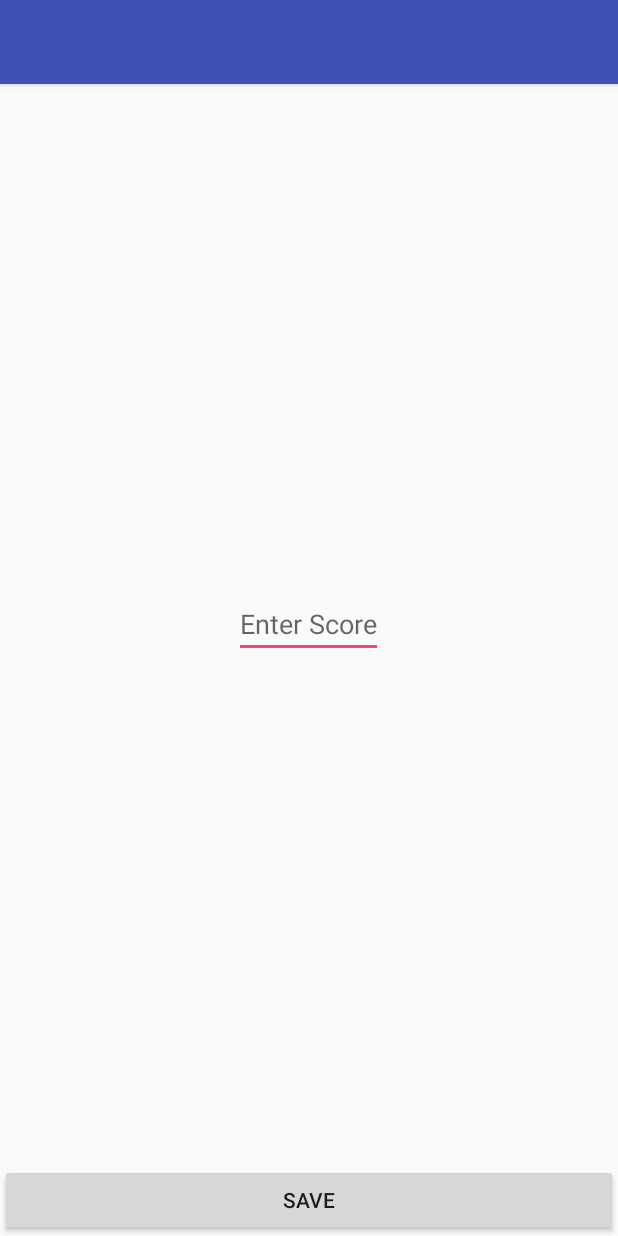
After one commit to Nintinugga/SportsManager, an Android app: the layout activity_default_points.xml on its own in the app's theme, with its tools: preview values and no code run, on a phone screen of 412 x 824 dp. The commit adds this screen. Run offline under Robolectric (Android 15) with nearby library versions, the phone set to English and light mode, and no system bars.

Commit message:
Base commit of DefaultPoints.java activity

```diff
--- a/app/src/main/AndroidManifest.xml
+++ b/app/src/main/AndroidManifest.xml
@@ -117,6 +117,15 @@
                 android:name="android.support.PARENT_ACTIVITY"
                 android:value="com.comp.ninti.sportsmanager.EventStart" />
         </activity>
+        <activity
+            android:name="com.comp.ninti.pointsDetermination.DefaultPoints"
+            android:label="@string/title_activity_default_points"
+            android:parentActivityName=".EventStarted"
+            android:theme="@style/AppTheme.NoActionBar">
+            <meta-data
+                android:name="android.support.PARENT_ACTIVITY"
+                android:value="com.comp.ninti.sportsmanager.EventStarted" />
+        </activity>
     </application>
 
 </manifest>
--- /dev/null
+++ b/app/src/main/java/com/comp/ninti/pointsDetermination/DefaultPoints.java
@@ -0,0 +1,19 @@
+package com.comp.ninti.pointsDetermination;
+
+import android.os.Bundle;
+import android.support.v7.app.AppCompatActivity;
+import android.support.v7.widget.Toolbar;
+
+import com.comp.ninti.sportsmanager.R;
+
+public class DefaultPoints extends AppCompatActivity {
+
+    @Override
+    protected void onCreate(Bundle savedInstanceState) {
+        super.onCreate(savedInstanceState);
+        setContentView(R.layout.activity_default_points);
+        Toolbar toolbar = (Toolbar) findViewById(R.id.toolbar);
+        setSupportActionBar(toolbar);
+    }
+
+}
--- /dev/null
+++ b/app/src/main/res/layout/activity_default_points.xml
@@ -0,0 +1,25 @@
+<?xml version="1.0" encoding="utf-8"?>
+<android.support.design.widget.CoordinatorLayout xmlns:android="http://schemas.android.com/apk/res/android"
+    xmlns:app="http://schemas.android.com/apk/res-auto"
+    xmlns:tools="http://schemas.android.com/tools"
+    android:layout_width="match_parent"
+    android:layout_height="match_parent"
+    tools:context="com.comp.ninti.pointsDetermination.DefaultPoints">
+
+    <android.support.design.widget.AppBarLayout
+        android:layout_width="match_parent"
+        android:layout_height="wrap_content"
+        android:theme="@style/AppTheme.AppBarOverlay">
+
+        <android.support.v7.widget.Toolbar
+            android:id="@+id/toolbar"
+            android:layout_width="match_parent"
+            android:layout_height="?attr/actionBarSize"
+            android:background="?attr/colorPrimary"
+            app:popupTheme="@style/AppTheme.PopupOverlay" />
+
+    </android.support.design.widget.AppBarLayout>
+
+    <include layout="@layout/content_default_points" />
+
+</android.support.design.widget.CoordinatorLayout>
--- /dev/null
+++ b/app/src/main/res/layout/content_default_points.xml
@@ -0,0 +1,61 @@
+<?xml version="1.0" encoding="utf-8"?>
+<android.support.constraint.ConstraintLayout xmlns:android="http://schemas.android.com/apk/res/android"
+    xmlns:app="http://schemas.android.com/apk/res-auto"
+    xmlns:tools="http://schemas.android.com/tools"
+    android:layout_width="match_parent"
+    android:layout_height="match_parent"
+    app:layout_behavior="@string/appbar_scrolling_view_behavior"
+    tools:context="com.comp.ninti.pointsDetermination.DefaultPoints"
+    tools:showIn="@layout/activity_default_points">
+
+    <RelativeLayout
+        android:layout_width="0dp"
+        android:layout_height="0dp"
+        app:layout_constraintBottom_toBottomOf="parent"
+        app:layout_constraintLeft_toLeftOf="parent"
+        app:layout_constraintRight_toRightOf="parent"
+        app:layout_constraintTop_toTopOf="parent"
+        tools:layout_constraintBottom_creator="1"
+        tools:layout_constraintLeft_creator="1"
+        tools:layout_constraintRight_creator="1"
+        tools:layout_constraintTop_creator="1">
+
+        <RelativeLayout
+            android:layout_width="match_parent"
+        android:layout_height="match_parent"
+        android:layout_alignParentBottom="true"
+        android:layout_alignParentEnd="true"
+        android:layout_alignParentLeft="true"
+        android:layout_alignParentRight="true"
+        android:layout_alignParentStart="true"
+        android:layout_alignParentTop="true"
+        android:layout_marginBottom="@dimen/bottom_button_height">
+
+            <EditText
+                android:layout_width="wrap_content"
+                android:layout_height="wrap_content"
+                android:layout_centerInParent="true"
+                android:hint="@string/EnterScore"
+                android:inputType="number">
+
+            </EditText>
+
+        </RelativeLayout>
+
+        <RelativeLayout
+            android:layout_width="match_parent"
+            android:layout_height="@dimen/bottom_button_height"
+            android:layout_alignParentBottom="true"
+            android:layout_alignParentEnd="true"
+            android:layout_alignParentLeft="true"
+            android:layout_alignParentRight="true"
+            android:layout_alignParentStart="true">
+
+            <Button
+                android:id="@+id/btnSave"
+                android:layout_width="match_parent"
+                android:layout_height="match_parent"
+                android:text="@string/SAVE" />
+        </RelativeLayout>
+    </RelativeLayout>
+</android.support.constraint.ConstraintLayout>
--- a/app/src/main/res/values/strings.xml
+++ b/app/src/main/res/values/strings.xml
@@ -36,6 +36,7 @@
     <string name="BestTime">Best Time</string>
     <string name="WorstTime">Worst Time</string>
     <string name="Points">Points</string>
+    <string name="EnterScore">Enter Score</string>
     <string name="WorstTimePoints">Worst-Time-Points</string>
     <string name="BestTimePoints">Best-Time-Points</string>
     <string name="Attempts">Attempts</string>
```
